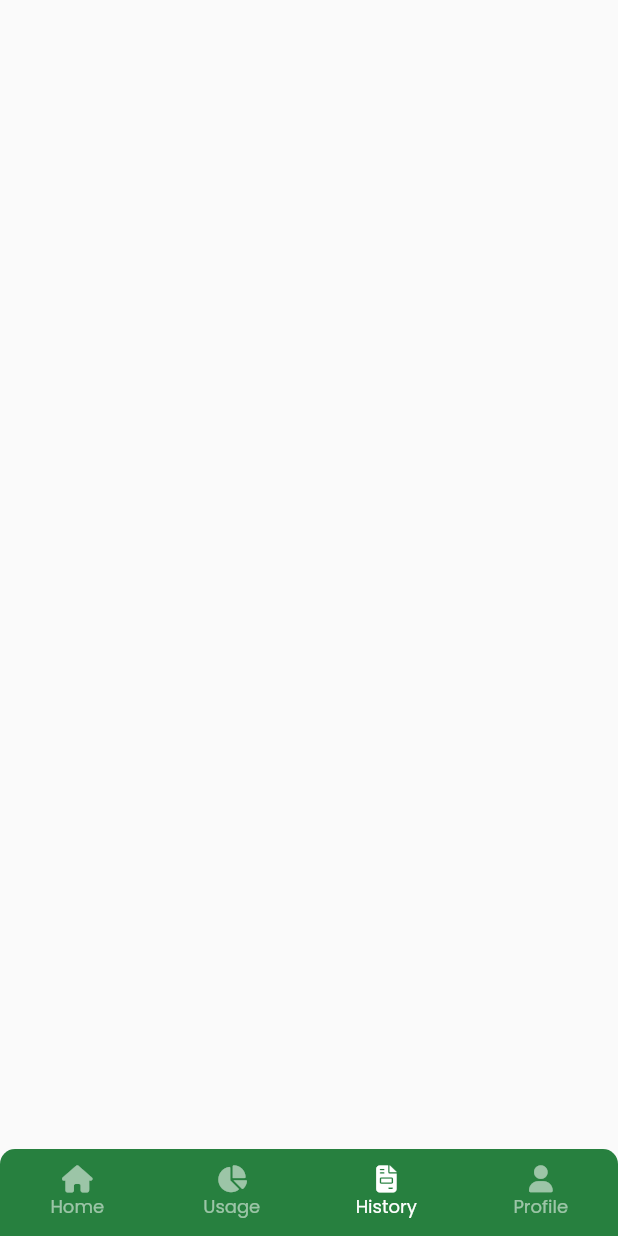
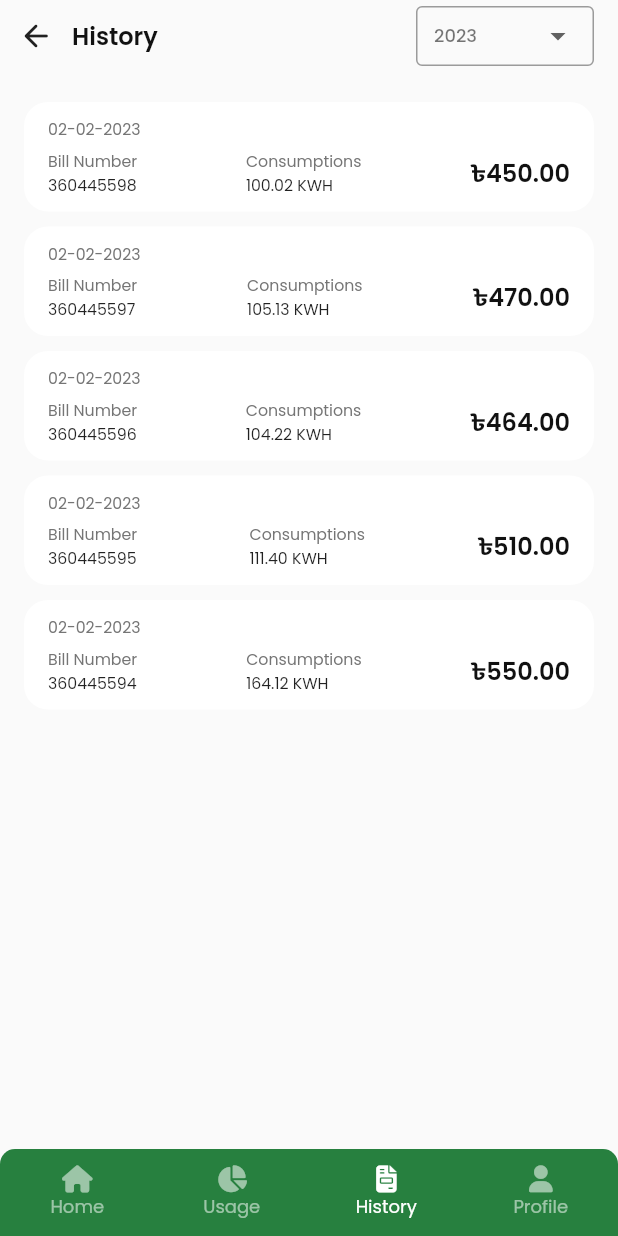
Before and after one commit to CPAD-Gazipur/b_pay, a Flutter app: the HomeNavScreen screen opened directly, item 3 of the bottom bar chosen, on a phone screen of 412 x 824 dp. Run offline on Flutter 3.47's test engine with Material 2 defaults, Android fonts, the phone set to English and light mode, and no system bars; our stand-ins replace badges, font_awesome_flutter, google_fonts; missing offline and left inert: mobile_scanner; network calls fail.

Commit message:
bPay: History Screen Added

```diff
--- a/lib/data/data.dart
+++ b/lib/data/data.dart
@@ -1,3 +1,4 @@
 export 'chart_data.dart';
+export 'history_data.dart';
 export 'meter_data.dart';
 export 'money_data.dart';
--- /dev/null
+++ b/lib/data/history_data.dart
@@ -0,0 +1,36 @@
+import 'package:b_pay/model/model.dart';
+
+class HistoryData {
+  static List<HistoryModel> historyList = [
+    HistoryModel(
+      date: '02-02-2023',
+      billNumber: '360445598',
+      consumptions: '100.02 KWH',
+      price: 450,
+    ),
+    HistoryModel(
+      date: '02-02-2023',
+      billNumber: '360445597',
+      consumptions: '105.13 KWH',
+      price: 470,
+    ),
+    HistoryModel(
+      date: '02-02-2023',
+      billNumber: '360445596',
+      consumptions: '104.22 KWH',
+      price: 464,
+    ),
+    HistoryModel(
+      date: '02-02-2023',
+      billNumber: '360445595',
+      consumptions: '111.40 KWH',
+      price: 510,
+    ),
+    HistoryModel(
+      date: '02-02-2023',
+      billNumber: '360445594',
+      consumptions: '164.12 KWH',
+      price: 550,
+    ),
+  ];
+}
--- /dev/null
+++ b/lib/model/history_model.dart
@@ -0,0 +1,12 @@
+class HistoryModel {
+  final String date;
+  final String billNumber, consumptions;
+  final double price;
+
+  HistoryModel({
+    required this.date,
+    required this.billNumber,
+    required this.consumptions,
+    required this.price,
+  });
+}
--- a/lib/model/model.dart
+++ b/lib/model/model.dart
@@ -1,4 +1,5 @@
 export 'chart_model.dart';
+export 'history_model.dart';
 export 'meter_model.dart';
 export 'money_model.dart';
 export 'user_model.dart';
--- a/lib/providers/home_provider.dart
+++ b/lib/providers/home_provider.dart
@@ -1,3 +1,4 @@
+import 'package:b_pay/ui/view/history/history_screen.dart';
 import 'package:b_pay/ui/view/home/home_screen.dart';
 import 'package:b_pay/ui/view/usage/usage_screen.dart';
 import 'package:flutter/cupertino.dart';
@@ -15,7 +16,7 @@ class HomeProvider extends ChangeNotifier {
   List<Widget> widgets = [
     const HomeScreen(),
     const UsageScreen(),
-    Container(),
+    const HistoryScreen(),
     Container(),
   ];
 }
--- /dev/null
+++ b/lib/ui/view/history/history_screen.dart
@@ -0,0 +1,59 @@
+import 'package:b_pay/data/data.dart';
+import 'package:b_pay/providers/providers.dart';
+import 'package:b_pay/ui/view/views.dart';
+import 'package:b_pay/ui/widgets/widgets.dart';
+import 'package:flutter/material.dart';
+import 'package:provider/provider.dart';
+
+class HistoryScreen extends StatelessWidget {
+  const HistoryScreen({Key? key}) : super(key: key);
+
+  @override
+  Widget build(BuildContext context) {
+    return Scaffold(
+      body: SafeArea(
+        child: SingleChildScrollView(
+          child: Column(
+            crossAxisAlignment: CrossAxisAlignment.start,
+            children: [
+              Consumer<HomeProvider>(
+                builder: (context, state, child) {
+                  return AppBarWidget(
+                    title: 'History',
+                    showDropDown: true,
+                    onPressed: () {
+                      state.onTap(0);
+                    },
+                  );
+                },
+              ),
+              Container(
+                margin: const EdgeInsets.only(
+                  left: 16,
+                  right: 16,
+                  top: 10,
+                ),
+                child: Column(
+                  crossAxisAlignment: CrossAxisAlignment.start,
+                  children: [
+                    const SizedBox(height: 5),
+                    ListView.builder(
+                      shrinkWrap: true,
+                      physics: const NeverScrollableScrollPhysics(),
+                      itemCount: HistoryData.historyList.length,
+                      itemBuilder: (context, index) {
+                        return HistoryWidget(
+                          history: HistoryData.historyList[index],
+                        );
+                      },
+                    ),
+                  ],
+                ),
+              ),
+            ],
+          ),
+        ),
+      ),
+    );
+  }
+}
--- /dev/null
+++ b/lib/ui/view/history/widgets/history_widget.dart
@@ -0,0 +1,77 @@
+import 'package:b_pay/model/history_model.dart';
+import 'package:flutter/material.dart';
+
+class HistoryWidget extends StatelessWidget {
+  final HistoryModel history;
+
+  const HistoryWidget({
+    Key? key,
+    required this.history,
+  }) : super(key: key);
+
+  @override
+  Widget build(BuildContext context) {
+    return Container(
+      margin: const EdgeInsets.symmetric(
+        vertical: 5,
+      ),
+      padding: const EdgeInsets.symmetric(
+        horizontal: 16,
+        vertical: 10,
+      ),
+      decoration: BoxDecoration(
+        color: Colors.white,
+        borderRadius: BorderRadius.circular(16),
+      ),
+      child: Column(
+        crossAxisAlignment: CrossAxisAlignment.start,
+        children: [
+          Text(
+            history.date,
+            style: Theme.of(context).textTheme.headline6,
+          ),
+          const SizedBox(height: 5),
+          Row(
+            mainAxisAlignment: MainAxisAlignment.spaceBetween,
+            children: [
+              Column(
+                crossAxisAlignment: CrossAxisAlignment.start,
+                children: [
+                  Text(
+                    'Bill Number',
+                    style: Theme.of(context).textTheme.headline6,
+                  ),
+                  Text(
+                    history.billNumber,
+                    style: Theme.of(context).textTheme.headline6?.copyWith(
+                          color: Colors.black87,
+                        ),
+                  ),
+                ],
+              ),
+              Column(
+                crossAxisAlignment: CrossAxisAlignment.start,
+                children: [
+                  Text(
+                    'Consumptions',
+                    style: Theme.of(context).textTheme.headline6,
+                  ),
+                  Text(
+                    history.consumptions,
+                    style: Theme.of(context).textTheme.headline6?.copyWith(
+                          color: Colors.black87,
+                        ),
+                  ),
+                ],
+              ),
+              Text(
+                '৳${history.price.toStringAsFixed(2)}',
+                style: Theme.of(context).textTheme.headline3,
+              ),
+            ],
+          ),
+        ],
+      ),
+    );
+  }
+}
--- a/lib/ui/view/usage/usage_screen.dart
+++ b/lib/ui/view/usage/usage_screen.dart
@@ -103,7 +103,7 @@ class UsageScreen extends StatelessWidget {
                                 ),
                               ),
                             ],
-                          )
+                          ),
                         ],
                       ),
                     ),
@@ -240,7 +240,7 @@ class UsageScreen extends StatelessWidget {
                     ),
                   ],
                 ),
-              )
+              ),
             ],
           ),
         ),
--- a/lib/ui/view/views.dart
+++ b/lib/ui/view/views.dart
@@ -2,6 +2,8 @@ export 'auth/login_screen.dart';
 export 'auth/tabs/add_meter_tab_screen.dart';
 export 'auth/tabs/add_phone_tab_screen.dart';
 export 'auth/tabs/add_zone_tab_screen.dart';
+export 'history/history_screen.dart';
+export 'history/widgets/history_widget.dart';
 export 'home/home_screen.dart';
 export 'home/widgets/home_app_bar.dart';
 export 'home/widgets/meter_status.dart';
--- a/lib/ui/widgets/app_bar_widget.dart
+++ b/lib/ui/widgets/app_bar_widget.dart
@@ -1,18 +1,25 @@
+import 'package:b_pay/ui/widgets/widgets.dart';
 import 'package:flutter/material.dart';
 
 class AppBarWidget extends StatelessWidget {
   final String title;
   final Function()? onPressed;
+  final bool showDropDown;
 
   const AppBarWidget({
     Key? key,
     required this.title,
     this.onPressed,
+    this.showDropDown = false,
   }) : super(key: key);
 
   @override
   Widget build(BuildContext context) {
     return Row(
+      mainAxisAlignment: MainAxisAlignment.spaceBetween,
+      children: [
+        Expanded(
+          child: Row(
             children: [
               IconButton(
                 onPressed: onPressed ??
@@ -26,6 +33,27 @@ class AppBarWidget extends StatelessWidget {
                 style: Theme.of(context).textTheme.headline3,
               ),
             ],
+          ),
+        ),
+        const Spacer(),
+        const SizedBox(width: 40),
+        showDropDown
+            ? Expanded(
+                child: CustomDropDown(
+                  showIcon: false,
+                  value: '2023',
+                  onChanged: (value) {},
+                  dropDownList: const [
+                    '2023',
+                    '2022',
+                    '2021',
+                    '2020',
+                  ],
+                ),
+              )
+            : const SizedBox(),
+        const SizedBox(width: 16),
+      ],
     );
   }
 }
```
Lines whose indentation alone changed are shown as unchanged.
